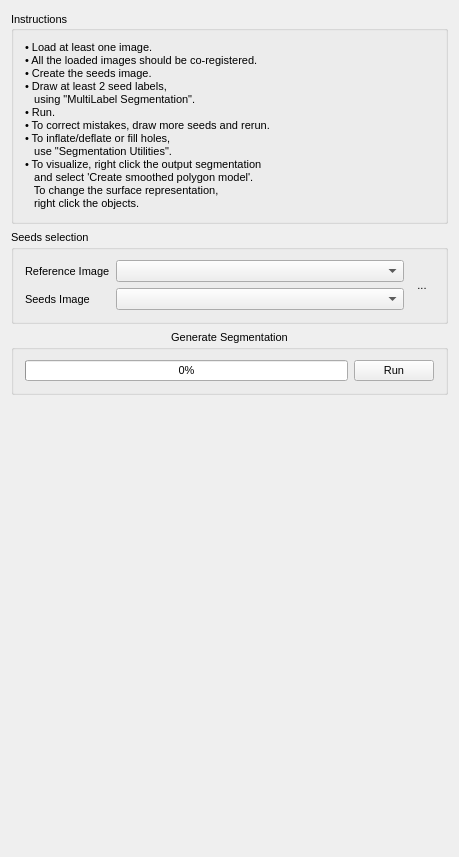
Qt form Plugins/upenn.cbica.captk.interactivesegmentation/src/internal/QmitkCaPTkInteractiveSegmentationControls.ui (CBICA/InteractiveSegmentation) before a commit.
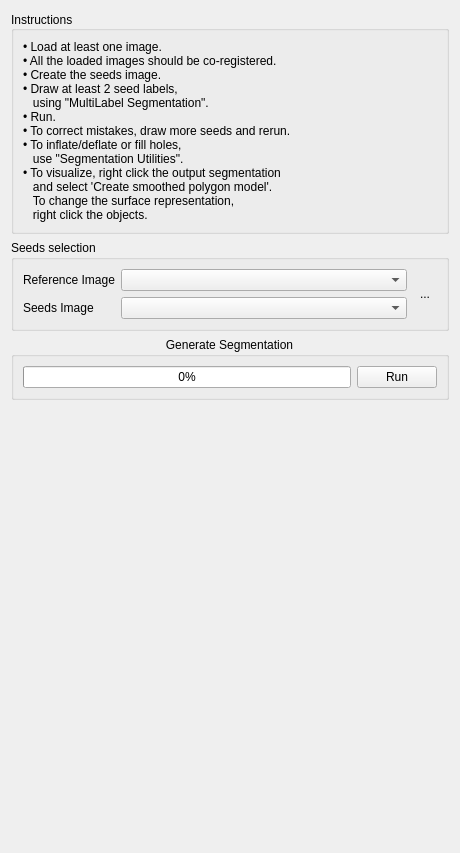
The same form after that commit. Icons and pictures are not drawn. Custom widgets are drawn as their Qt base class.

Diff of the .ui file:
```diff
--- a/Plugins/upenn.cbica.captk.interactivesegmentation/src/internal/QmitkCaPTkInteractiveSegmentationControls.ui
+++ b/Plugins/upenn.cbica.captk.interactivesegmentation/src/internal/QmitkCaPTkInteractiveSegmentationControls.ui
@@ -6,33 +6,10 @@
    <rect>
     <x>0</x>
     <y>0</y>
-    <width>459</width>
-    <height>857</height>
+    <width>460</width>
+    <height>853</height>
    </rect>
   </property>
-  <property name="sizePolicy">
-   <sizepolicy hsizetype="Minimum" vsizetype="Minimum">
-    <horstretch>0</horstretch>
-    <verstretch>0</verstretch>
-   </sizepolicy>
-  </property>
-  <property name="minimumSize">
-   <size>
-    <width>0</width>
-    <height>0</height>
-   </size>
-  </property>
-  <property name="font">
-   <font>
-    <family>MS Shell Dlg 2</family>
-    <pointsize>8</pointsize>
-    <weight>50</weight>
-    <italic>false</italic>
-    <bold>false</bold>
-    <underline>false</underline>
-    <strikeout>false</strikeout>
-   </font>
-  </property>
   <property name="windowTitle">
    <string>QmitkCaPTkInteractiveSegmentation</string>
   </property>
@@ -201,7 +178,7 @@
      <property name="sizeHint" stdset="0">
       <size>
        <width>20</width>
-       <height>40</height>
+       <height>466</height>
       </size>
      </property>
     </spacer>
@@ -211,7 +188,6 @@
   <zorder>groupBox_Run</zorder>
   <zorder>groupBoxInstructions</zorder>
  </widget>
- <layoutdefault spacing="6" margin="11"/>
  <customwidgets>
   <customwidget>
    <class>QmitkDataStorageComboBox</class>
```
Left out of the diff: 16 changed lines with no effect on the pictures.
